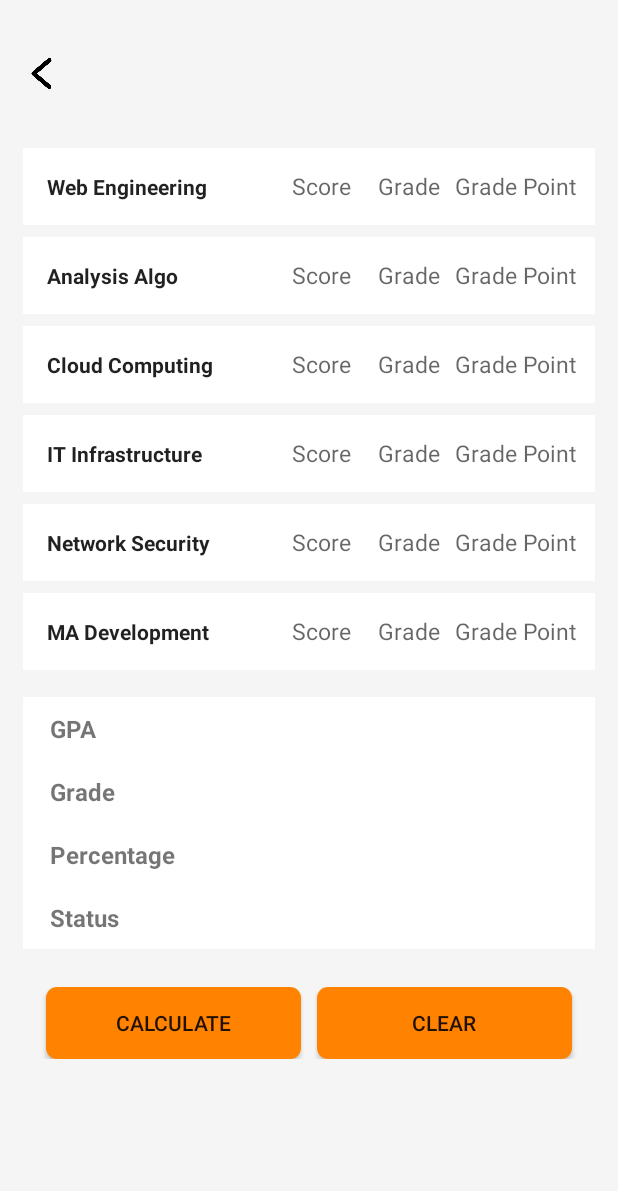
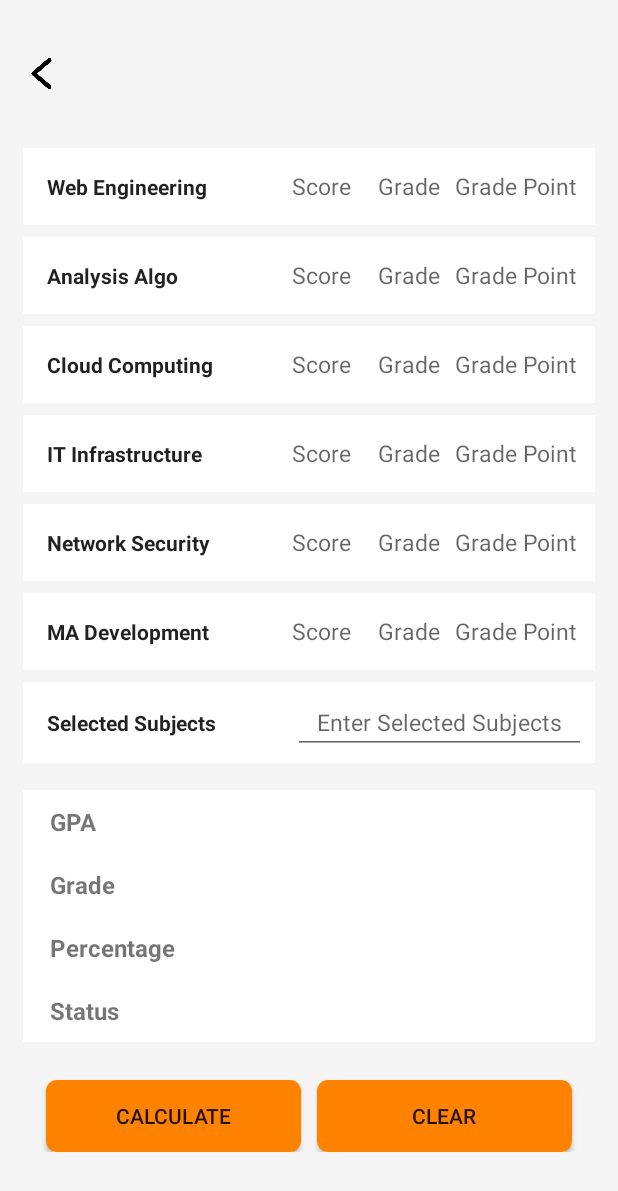
Before and after one commit to rkhassan420/APK-Calculator, an Android app built with Jetpack Compose: the Gpa screen opened directly, with no data from a screen before it, on a phone screen of 412 x 824 dp. Shown: the top 1191 px of the screen. Run offline under Robolectric (Android 15) with nearby library versions, the phone set to English and light mode, and no system bars.

Commit message:
update commit

```diff
--- a/app/src/main/java/com/example/calculator/Gpa.kt
+++ b/app/src/main/java/com/example/calculator/Gpa.kt
@@ -17,7 +17,7 @@ import androidx.core.view.ViewCompat
 import androidx.core.view.WindowInsetsCompat
 
 class Gpa : ComponentActivity() {
-    @SuppressLint("MissingInflatedId")
+    @SuppressLint("MissingInflatedId", "WrongViewCast")
     override fun onCreate(savedInstanceState: Bundle?) {
         super.onCreate(savedInstanceState)
         enableEdgeToEdge()
@@ -61,6 +61,10 @@ class Gpa : ComponentActivity() {
         var final_grade = findViewById<TextView>(R.id.final_grade)
         var final_percentage = findViewById<TextView>(R.id.final_percentage)
         var final_status = findViewById<TextView>(R.id.final_status)
+
+        var sub_count = findViewById<EditText>(R.id.sub_count)
+
+
 
 
         var clear = findViewById<Button>(R.id.clear_btn)
@@ -118,9 +122,16 @@ class Gpa : ComponentActivity() {
             var ns_grade_point_value = ns_grade_point.text.toString().toDoubleOrNull() ?: 0.0
             var mad_grade_point_value = mad_grade_point.text.toString().toDoubleOrNull() ?: 0.0
 
+            val subjectCountInput = sub_count.text.toString().toDoubleOrNull() ?: 0.0
+
+            if (subjectCountInput == null ){
+                Toast.makeText(this, "Please enter valid number of subjects (1–6)", Toast.LENGTH_SHORT).show()
+                return@setOnClickListener
+            }
+
             var sum =
                 web_grade_point_value + aa_grade_point_value + cc_grade_point_value + iti_grade_point_value + ns_grade_point_value + mad_grade_point_value
-            var gpa_value = sum / 6
+            var gpa_value = sum / subjectCountInput
             gpa.text = String.format("%.2f", gpa_value)
 
 
--- a/app/src/main/res/layout/activity_gpa.xml
+++ b/app/src/main/res/layout/activity_gpa.xml
@@ -377,6 +377,41 @@
 
             </LinearLayout>
 
+            <LinearLayout
+                android:layout_width="match_parent"
+                android:layout_height="wrap_content"
+                android:layout_marginBottom="8dp"
+                android:padding="6dp"
+                android:layout_marginLeft="5dp"
+                android:layout_marginRight="5dp"
+                android:background="@drawable/gpa_pic"
+                android:orientation="horizontal">
+
+                <EditText
+                    android:layout_width="150dp"
+                    android:layout_height="wrap_content"
+                    android:layout_weight="1"
+                    android:textSize="14dp"
+                    android:textStyle="bold"
+                    android:background="@drawable/gpa_pic"
+                    android:padding="10dp"
+                    android:text="Selected Subjects"/>
+
+
+
+                <EditText
+                    android:id="@+id/sub_count"
+                    android:layout_width="wrap_content"
+                    android:layout_height="wrap_content"
+                    android:layout_weight="1"
+                    android:textSize="15sp"
+                    android:textAlignment="center"
+                    android:hint="Enter Selected Subjects"/>
+
+
+            </LinearLayout>
+
+
             <!-- ma development close -->
 
             <!-- result container -->
--- a/app/src/main/res/layout/activity_intro.xml
+++ b/app/src/main/res/layout/activity_intro.xml
@@ -27,7 +27,7 @@
         android:layout_height="wrap_content"
         android:layout_marginBottom="344dp"
         android:padding="10sp"
-        android:text="Multi - Tech Powerful Calculators!"
+        android:text="CalcX - Tech Powerful Calculators!"
         android:textAlignment="center"
         android:textColor="@color/black"
         android:textSize="15sp"
```
Also changed, not shown: app/src/main/res/layout/activity_percentage.xml (+4 -4 lines).
